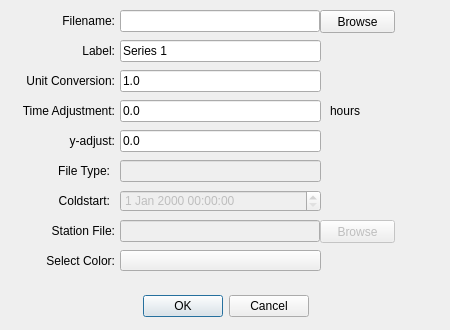
Before: the Qt Designer form ui/timeseries_add_data.ui in zcobell/MetOceanViewer, drawn with Qt 5.
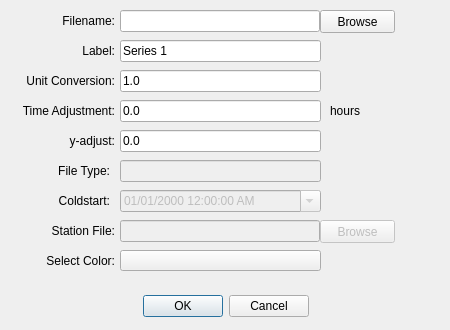
After: the same form once the commit is applied. Icons and pictures are not drawn.

Commit message: Finishing netCDF adds. Fixing bugs. Cleaning up UI.

The edit to the form file:
```diff
--- a/ui/timeseries_add_data.ui
+++ b/ui/timeseries_add_data.ui
@@ -392,6 +392,12 @@
      <height>22</height>
     </rect>
    </property>
+   <property name="displayFormat">
+    <string>MM/dd/yyyy hh:mm:ss AP</string>
+   </property>
+   <property name="calendarPopup">
+    <bool>true</bool>
+   </property>
   </widget>
   <widget class="QLabel" name="label_coldstart">
    <property name="geometry">
```
The commit also changes 6 other files.
